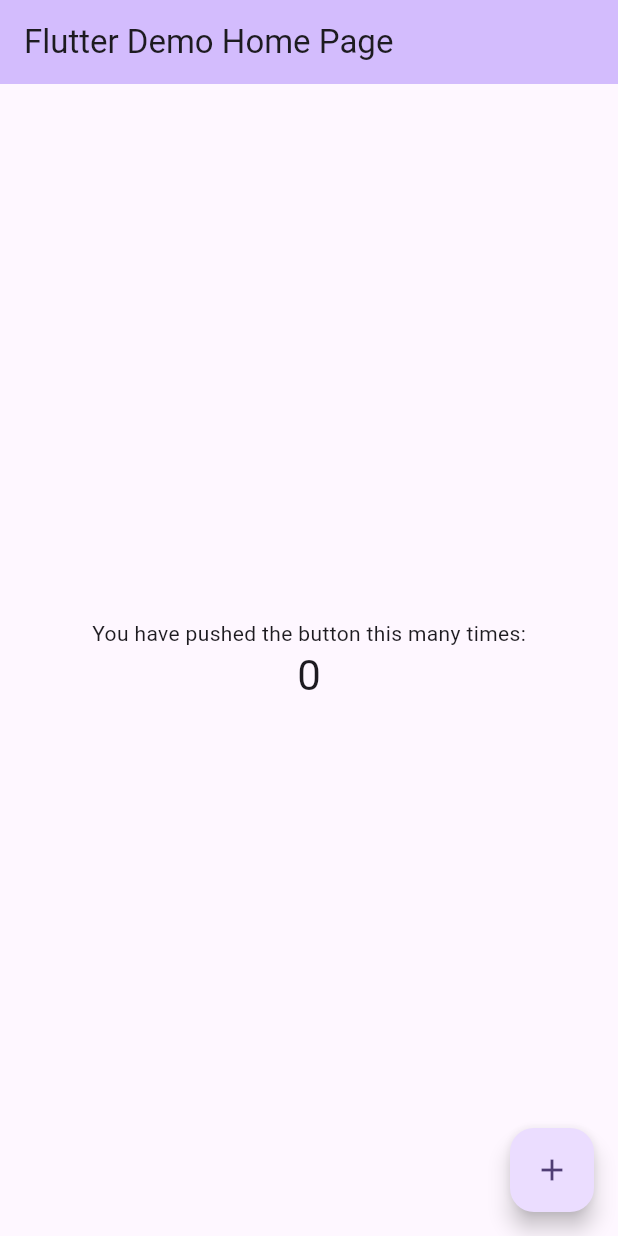
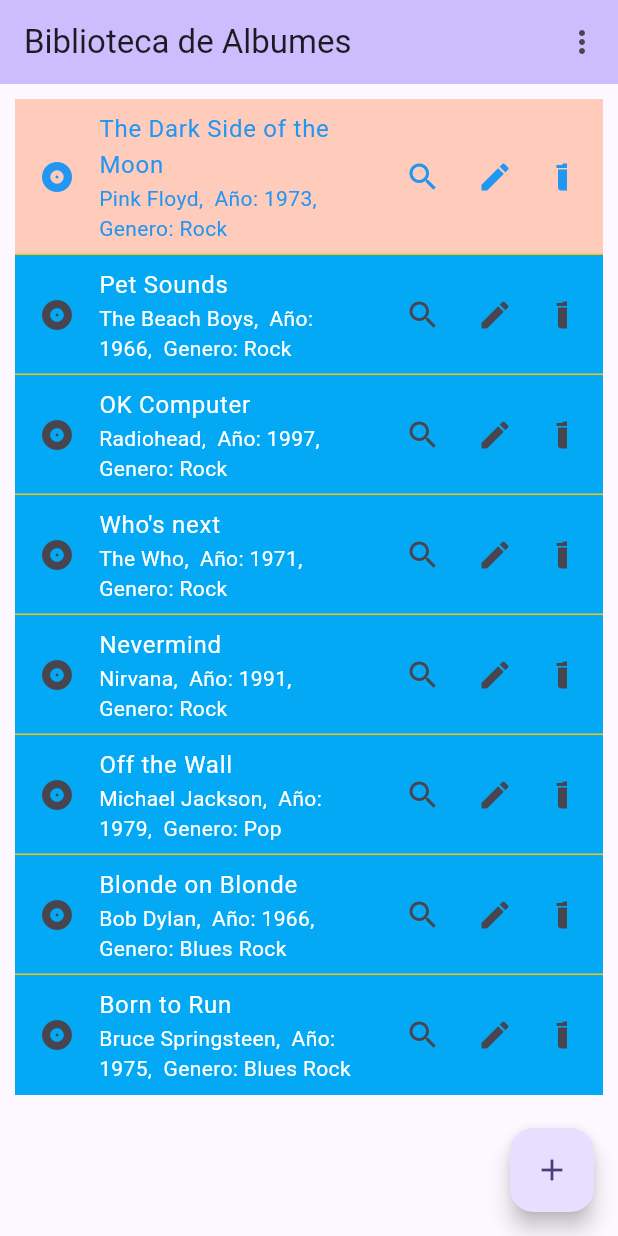
Before and after one commit to Piebardo124/album_biblio, a Flutter app: the screen it shows after launch, on a phone screen of 412 x 824 dp. Run offline on Flutter 3.47's test engine with Material 3 defaults, Android fonts, the phone set to English and light mode, and no system bars.

Commit message:
Cambios 2

```diff
--- a/lib/main.dart
+++ b/lib/main.dart
@@ -1,122 +1,23 @@
+import 'package:album_biblio/views/album_lista.dart';
 import 'package:flutter/material.dart';
+import 'views/album_vista.dart';
 
 void main() {
-  runApp(const MyApp());
+  runApp(MyApp());
 }
 
 class MyApp extends StatelessWidget {
   const MyApp({super.key});
 
-  // This widget is the root of your application.
   @override
   Widget build(BuildContext context) {
     return MaterialApp(
       title: 'Flutter Demo',
       theme: ThemeData(
-        // This is the theme of your application.
-        //
-        // TRY THIS: Try running your application with "flutter run". You'll see
-        // the application has a purple toolbar. Then, without quitting the app,
-        // try changing the seedColor in the colorScheme below to Colors.green
-        // and then invoke "hot reload" (save your changes or press the "hot
-        // reload" button in a Flutter-supported IDE, or press "r" if you used
-        // the command line to start the app).
-        //
-        // Notice that the counter didn't reset back to zero; the application
-        // state is not lost during the reload. To reset the state, use hot
-        // restart instead.
-        //
-        // This works for code too, not just values: Most code changes can be
-        // tested with just a hot reload.
-        colorScheme: ColorScheme.fromSeed(seedColor: Colors.deepPurple),
+        colorScheme: ColorScheme.fromSeed(seedColor: Colors.deepPurpleAccent),
+        useMaterial3: true,
       ),
-      home: const MyHomePage(title: 'Flutter Demo Home Page'),
+      home: AlbumLista(),
     );
   }
 }
-
-class MyHomePage extends StatefulWidget {
-  const MyHomePage({super.key, required this.title});
-
-  // This widget is the home page of your application. It is stateful, meaning
-  // that it has a State object (defined below) that contains fields that affect
-  // how it looks.
-
-  // This class is the configuration for the state. It holds the values (in this
-  // case the title) provided by the parent (in this case the App widget) and
-  // used by the build method of the State. Fields in a Widget subclass are
-  // always marked "final".
-
-  final String title;
-
-  @override
-  State<MyHomePage> createState() => _MyHomePageState();
-}
-
-class _MyHomePageState extends State<MyHomePage> {
-  int _counter = 0;
-
-  void _incrementCounter() {
-    setState(() {
-      // This call to setState tells the Flutter framework that something has
-      // changed in this State, which causes it to rerun the build method below
-      // so that the display can reflect the updated values. If we changed
-      // _counter without calling setState(), then the build method would not be
-      // called again, and so nothing would appear to happen.
-      _counter++;
-    });
-  }
-
-  @override
-  Widget build(BuildContext context) {
-    // This method is rerun every time setState is called, for instance as done
-    // by the _incrementCounter method above.
-    //
-    // The Flutter framework has been optimized to make rerunning build methods
-    // fast, so that you can just rebuild anything that needs updating rather
-    // than having to individually change instances of widgets.
-    return Scaffold(
-      appBar: AppBar(
-        // TRY THIS: Try changing the color here to a specific color (to
-        // Colors.amber, perhaps?) and trigger a hot reload to see the AppBar
-        // change color while the other colors stay the same.
-        backgroundColor: Theme.of(context).colorScheme.inversePrimary,
-        // Here we take the value from the MyHomePage object that was created by
-        // the App.build method, and use it to set our appbar title.
-        title: Text(widget.title),
-      ),
-      body: Center(
-        // Center is a layout widget. It takes a single child and positions it
-        // in the middle of the parent.
-        child: Column(
-          // Column is also a layout widget. It takes a list of children and
-          // arranges them vertically. By default, it sizes itself to fit its
-          // children horizontally, and tries to be as tall as its parent.
-          //
-          // Column has various properties to control how it sizes itself and
-          // how it positions its children. Here we use mainAxisAlignment to
-          // center the children vertically; the main axis here is the vertical
-          // axis because Columns are vertical (the cross axis would be
-          // horizontal).
-          //
-          // TRY THIS: Invoke "debug painting" (choose the "Toggle Debug Paint"
-          // action in the IDE, or press "p" in the console), to see the
-          // wireframe for each widget.
-          mainAxisAlignment: MainAxisAlignment.center,
-          children: <Widget>[
-            const Text('You have pushed the button this many times:'),
-            Text(
-              '$_counter',
-              style: Theme.of(context).textTheme.headlineMedium,
-            ),
-          ],
-        ),
-      ),
-      floatingActionButton: FloatingActionButton(
-        onPressed: _incrementCounter,
-        tooltip: 'Increment',
-        child: const Icon(Icons.add),
-      ), // This trailing comma makes auto-formatting nicer for build methods.
-    );
-  }
-}
--- /dev/null
+++ b/lib/models/album.dart
@@ -0,0 +1,56 @@
+enum Genre {
+  pop,
+  latin,
+  rock,
+  classic,
+  hiphop,
+  rap,
+  metal,
+  jazz,
+  blues,
+  reageton,
+  undefined,
+}
+
+Map gender = {
+  Genre.pop: "Pop",
+  Genre.blues: "Blues",
+  Genre.classic: "Música clásica",
+  Genre.hiphop: "Hip hop",
+  Genre.jazz: "Jazz",
+  Genre.latin: "Música latina",
+  Genre.metal: "Rock-Metal",
+  Genre.rap: "Rap",
+  Genre.reageton: "Reageton",
+  Genre.rock: "Rock",
+  Genre.undefined: "No definido",
+};
+
+class Album {
+  String? id;
+  String titulo;
+  String artista;
+  int anio;
+  Genre genre;
+
+  Album({
+    this.id,
+    required this.titulo,
+    required this.artista,
+    required this.anio,
+    required this.genre,
+  });
+
+  Album.vacio({
+    this.id = "0",
+    this.titulo = "",
+    this.artista = "",
+    this.anio = 0,
+    this.genre = Genre.undefined,
+  });
+
+  @override
+  String toString() {
+    return "Album{id: $id, titulo: $titulo, artista: $artista, anio: $anio, genre: ${genre.name}}";
+  }
+}
--- /dev/null
+++ b/lib/models/albumbiblio.dart
@@ -0,0 +1,32 @@
+import 'album.dart';
+
+class AlbumBiblio {
+  final List<Album> _listaAlbumes = [];
+  AlbumBiblio();
+
+  List<Album> get albumes => _listaAlbumes;
+
+  void addAlbum(Album album) {
+    _listaAlbumes.add(album);
+  }
+
+  Album getAlbumByIndex(int index) {
+    return _listaAlbumes[index];
+  }
+}
+
+class Album {
+  String? id;
+  String titulo;
+  String artista;
+  int anio;
+  String gender;
+
+  Album({
+    this.id,
+    required this.titulo,
+    required this.artista,
+    required this.anio,
+    required this.gender,
+  });
+}
--- /dev/null
+++ b/lib/views/album_lista.dart
@@ -0,0 +1,197 @@
+import 'package:flutter/material.dart';
+import 'package:album_biblio/models/albumbiblio.dart';
+import 'album_vista.dart';
+import 'pantalla_usuario.dart';
+
+class AlbumLista extends StatefulWidget {
+  const AlbumLista({super.key});
+
+  @override
+  State<AlbumLista> createState() => _AlbumListaState();
+}
+
+class _AlbumListaState extends State<AlbumLista> {
+  int selectedAlbum = 0;
+  late AlbumBiblio albumes;
+
+  @override
+  void initState() {
+    super.initState();
+    albumes = AlbumBiblio();
+    albumes.addAlbum(
+      Album(
+        titulo: "The Dark Side of the Moon",
+        artista: "Pink Floyd",
+        anio: 1973,
+        gender: "Rock",
+      ),
+    );
+    albumes.addAlbum(
+      Album(
+        titulo: "Pet Sounds",
+        artista: "The Beach Boys",
+        anio: 1966,
+        gender: "Rock",
+      ),
+    );
+    albumes.addAlbum(
+      Album(
+        titulo: "OK Computer",
+        artista: "Radiohead",
+        anio: 1997,
+        gender: "Rock",
+      ),
+    );
+    albumes.addAlbum(
+      Album(
+        titulo: "Who's next",
+        artista: "The Who",
+        anio: 1971,
+        gender: "Rock",
+      ),
+    );
+    albumes.addAlbum(
+      Album(
+        titulo: "Nevermind",
+        artista: "Nirvana",
+        anio: 1991,
+        gender: "Rock",
+      ),
+    );
+    albumes.addAlbum(
+      Album(
+        titulo: "Off the Wall",
+        artista: "Michael Jackson",
+        anio: 1979,
+        gender: "Pop",
+      ),
+    );
+    albumes.addAlbum(
+      Album(
+        titulo: "Blonde on Blonde",
+        artista: "Bob Dylan",
+        anio: 1966,
+        gender: "Blues Rock",
+      ),
+    );
+    albumes.addAlbum(
+      Album(
+        titulo: "Born to Run",
+        artista: "Bruce Springsteen",
+        anio: 1975,
+        gender: "Blues Rock",
+      ),
+    );
+  }
+
+  @override
+  Widget build(BuildContext context) {
+    return Scaffold(
+      appBar: AppBar(
+        backgroundColor: Theme.of(context).colorScheme.inversePrimary,
+        title: const Text("Biblioteca de Albumes"),
+        actions: [
+          PopupMenuButton(
+            itemBuilder: (context) => <PopupMenuEntry>[
+              const PopupMenuItem(value: 1, child: Text("Perfil de Usuario")),
+              const PopupMenuItem(value: 2, child: Text("Acerca de ...")),
+            ],
+            onSelected: (value) {
+              setState(() {
+                if (value == 1) {
+                  Navigator.of(context).push(
+                    MaterialPageRoute(
+                      builder: (context) => const PantallaUsuario(),
+                    ),
+                  );
+                } else if (value == 2) {}
+              });
+            },
+          ),
+        ],
+      ),
+      body: ListView(
+        padding: const EdgeInsets.all(10),
+        children: ListTile.divideTiles(
+          context: context,
+          tiles: crearLista(),
+          color: Colors.amber,
+        ).toList(),
+      ),
+      floatingActionButton: FloatingActionButton(
+        onPressed: () {},
+        tooltip: 'Nuevo album',
+        child: const Icon(Icons.add),
+      ),
+    );
+  }
+
+  List<Widget> crearLista() {
+    final List<Widget> lista = <Widget>[];
+    for (int i = 0; i < albumes.albumes.length; i++) {
+      Album album = albumes.albumes[i];
+      lista.add(
+        ListTile(
+          leading: const Icon(Icons.album),
+          title: Text(album.titulo),
+          subtitle: Text(
+            "${album.artista},  Año: ${album.anio},  Genero: ${album.gender}",
+          ),
+          trailing: SizedBox(
+            width: 120,
+            child: SingleChildScrollView(
+              scrollDirection: Axis.horizontal,
+              child: crearButtonsBar(i),
+            ),
+          ),
+          textColor: Colors.white,
+          tileColor: Colors.lightBlue,
+          selectedColor: Colors.blue,
+          selectedTileColor: Colors.deepOrange.shade100,
+          selected: (selectedAlbum == i),
+          onTap: () => albumTapped(i),
+        ),
+      );
+    }
+    return lista;
+  }
+
+  void albumTapped(int i) {
+    setState(() {
+      selectedAlbum = i;
+    });
+  }
+
+  Widget crearButtonsBar(int index) {
+    return Row(
+      mainAxisAlignment: MainAxisAlignment.end,
+      children: [
+        IconButton(
+          tooltip: "Ver",
+          onPressed: () {
+            mostrarAlbum(context, index);
+          },
+          icon: const Icon(Icons.search),
+        ),
+        IconButton(
+          tooltip: "Editar",
+          onPressed: () {},
+          icon: const Icon(Icons.edit),
+        ),
+        IconButton(
+          tooltip: "Eliminar",
+          onPressed: () {},
+          icon: const Icon(Icons.delete),
+        ),
+      ],
+    );
+  }
+
+  void mostrarAlbum(BuildContext context, int index) {
+    Navigator.of(context).push(
+      MaterialPageRoute(
+        builder: (context) => AlbumVista(album: albumes.getAlbumByIndex(index)),
+      ),
+    );
+  }
+}
```
Also changed, not shown: lib/views/album_vista.dart (added, +90 -0 lines), lib/views/pantalla_usuario.dart (added, +101 -0 lines).
